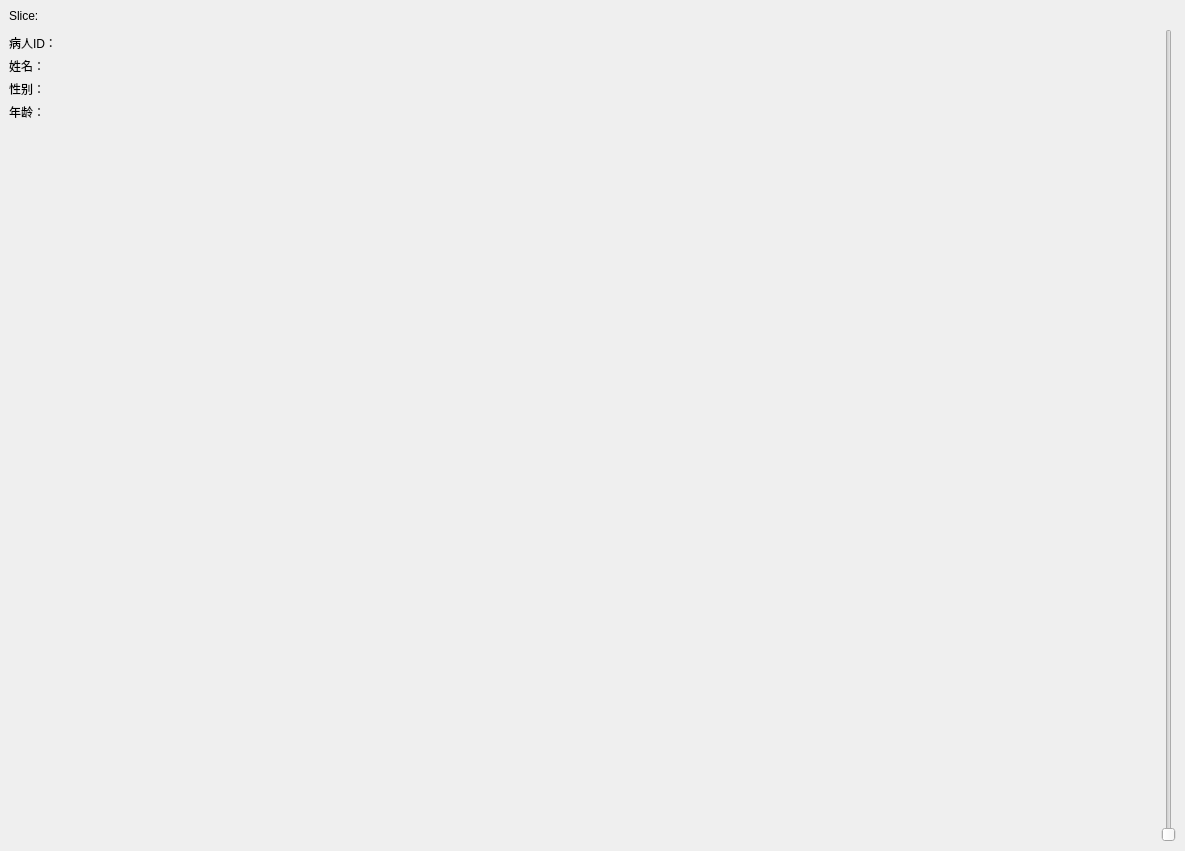
First picture: the form in VTKRender2DWidget.ui, repository BigBrotherHui/itkvtkproject, before the edit.
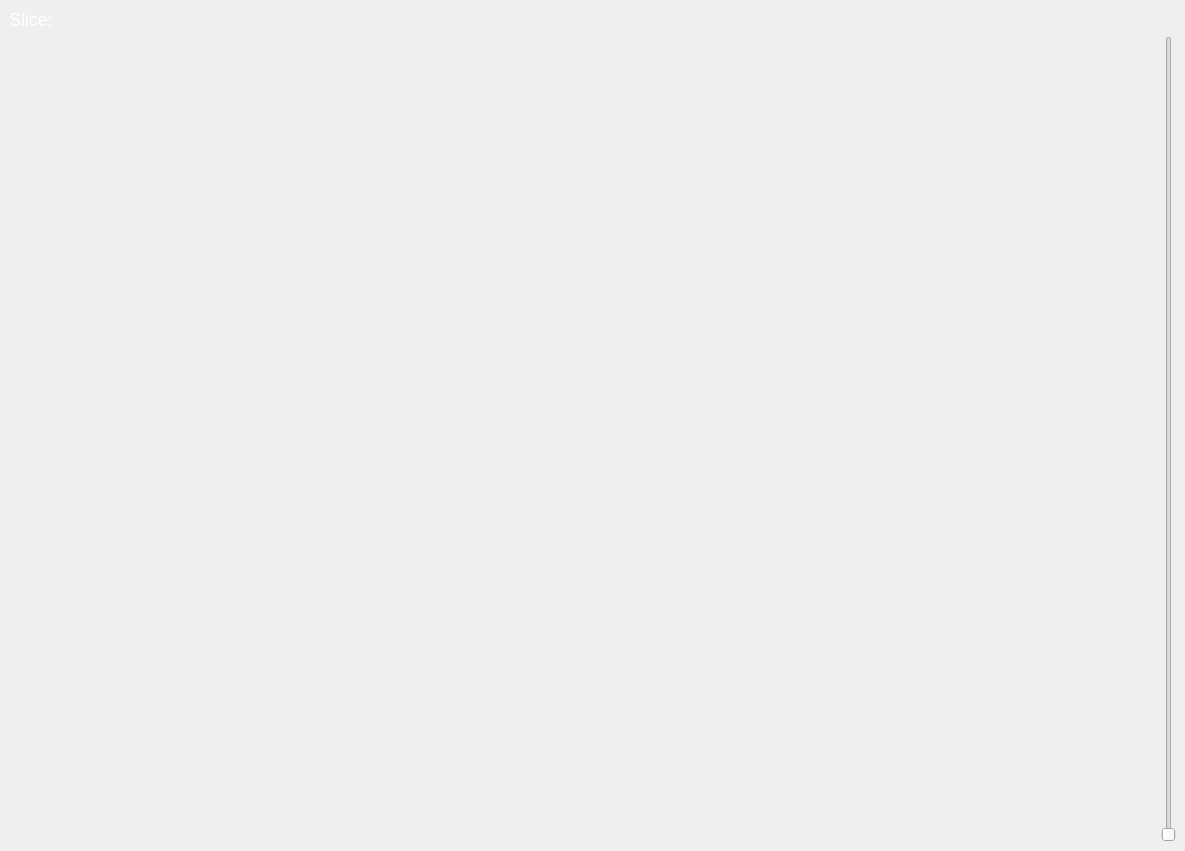
Second picture: the form after the edit. Custom widgets are drawn as their Qt base class.

The edit to the form file:
```diff
--- a/VTKRender2DWidget.ui
+++ b/VTKRender2DWidget.ui
@@ -14,7 +14,10 @@
    <string>Form</string>
   </property>
   <property name="styleSheet">
-   <string notr="true"/>
+   <string notr="true">#m_sliceIndexLb{
+color: rgb(255, 255, 255);
+font-size:18px;
+}</string>
   </property>
   <layout class="QVBoxLayout" name="verticalLayout">
    <property name="spacing">
@@ -45,97 +48,6 @@
         </property>
        </widget>
       </item>
-      <item row="1" column="0">
-       <widget class="QFrame" name="m_patientInfoPanel">
-        <property name="maximumSize">
-         <size>
-          <width>400</width>
-          <height>16777215</height>
-         </size>
-        </property>
-        <property name="frameShape">
-         <enum>QFrame::NoFrame</enum>
-        </property>
-        <property name="frameShadow">
-         <enum>QFrame::Raised</enum>
-        </property>
-        <layout class="QVBoxLayout" name="verticalLayout_2">
-         <property name="spacing">
-          <number>5</number>
-         </property>
-         <property name="leftMargin">
-          <number>0</number>
-         </property>
-         <property name="topMargin">
-          <number>5</number>
-         </property>
-         <item>
-          <widget class="QLabel" name="m_patientIDLbN">
-           <property name="enabled">
-            <bool>true</bool>
-           </property>
-           <property name="frameShadow">
-            <enum>QFrame::Plain</enum>
-           </property>
-           <property name="text">
-            <string>病人ID：</string>
-           </property>
-           <property name="VTKRender2DWidgetLabel" stdset="0">
-            <string>PatientInfo</string>
-           </property>
-          </widget>
-         </item>
-         <item>
-          <widget class="QLabel" name="m_patientNameLbN">
-           <property name="enabled">
-            <bool>true</bool>
-           </property>
-           <property name="frameShadow">
-            <enum>QFrame::Plain</enum>
-           </property>
-           <property name="text">
-            <string>姓名：</string>
-           </property>
-           <property name="VTKRender2DWidgetLabel" stdset="0">
-            <string>PatientInfo</string>
-           </property>
-          </widget>
-         </item>
-         <item>
-          <widget class="QLabel" name="m_patientSexLbN">
-           <property name="enabled">
-            <bool>true</bool>
-           </property>
-           <property name="frameShadow">
-            <enum>QFrame::Plain</enum>
-           </property>
-           <property name="text">
-            <string>性别：</string>
-           </property>
-           <property name="VTKRender2DWidgetLabel" stdset="0">
-            <string>PatientInfo</string>
-           </property>
-          </widget>
-         </item>
-         <item>
-          <widget class="QLabel" name="m_patientAgeLbN">
-           <property name="enabled">
-            <bool>true</bool>
-           </property>
-           <property name="frameShadow">
-            <enum>QFrame::Plain</enum>
-           </property>
-           <property name="text">
-            <string>年龄：</string>
-           </property>
-           <property name="VTKRender2DWidgetLabel" stdset="0">
-            <string>PatientInfo</string>
-           </property>
-          </widget>
-         </item>
-        </layout>
-       </widget>
-      </item>
       <item row="1" column="1">
        <spacer name="horizontalSpacer">
         <property name="orientation">
```
